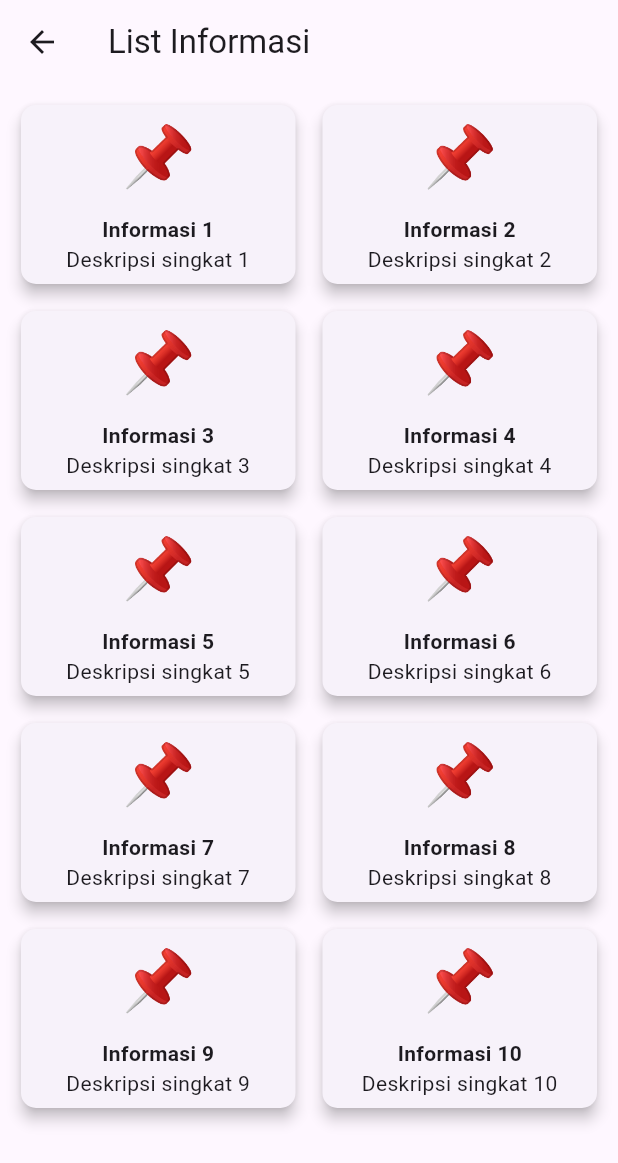
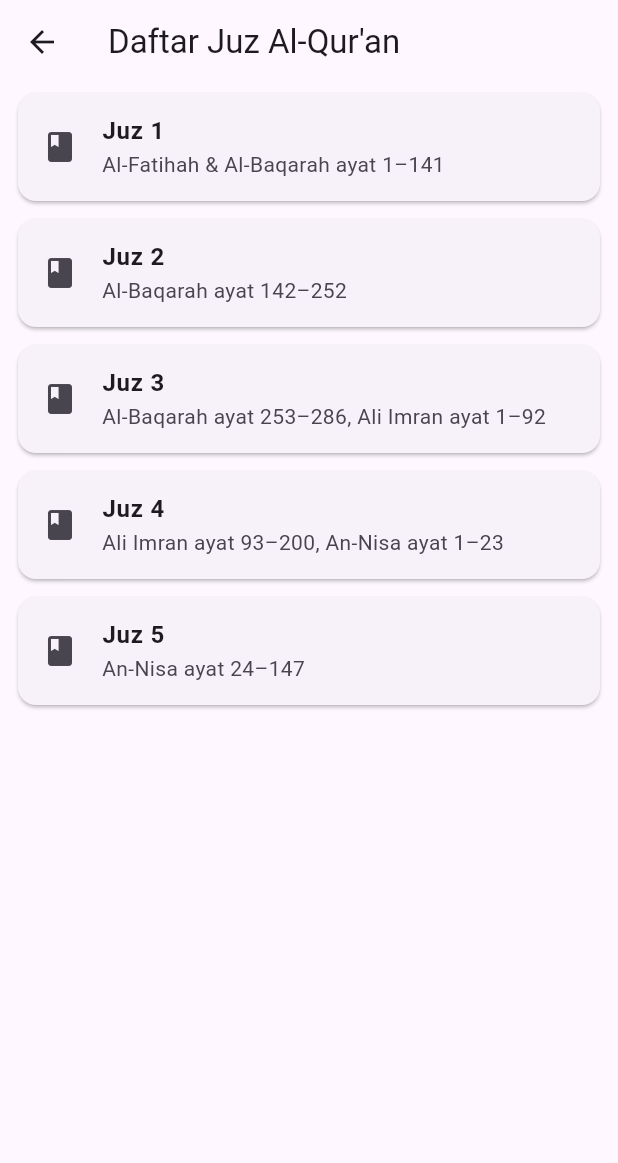
Before and after one commit to Novasf17/UTS-Pemograman-Mobile-2-Neng-Nova-, a Flutter app: the ListInfoScreen screen opened directly, on a phone screen of 412 x 824 dp. Shown: the top 1163 px of the screen. Run offline on Flutter 3.47's test engine with Material 3 defaults, Android fonts, the light colour scheme and no system bars; our stand-ins replace flutter_compass, geolocator.

Commit message:
initial commit

```diff
--- a/lib/screens/list_info_screen.dart
+++ b/lib/screens/list_info_screen.dart
@@ -1,50 +1,70 @@
 import 'package:flutter/material.dart';
 
+class JuzItem {
+  final String title;
+  final String description;
+
+  JuzItem({required this.title, required this.description});
+}
+
 class ListInfoScreen extends StatelessWidget {
-  final List<Map<String, String>> items = List.generate(
-    10,
-        (index) => {
-      'title': 'Informasi ${index + 1}',
-      'subtitle': 'Deskripsi singkat ${index + 1}',
-      'icon': '📌'
-    },
-  );
+  ListInfoScreen({super.key});
 
-  ListInfoScreen({super.key});
+  // Data Juz 1–5 contoh, bisa ditambah sampai Juz 30
+  final List<JuzItem> juzList = [
+    JuzItem(
+        title: "Juz 1",
+        description: "Al-Fatihah & Al-Baqarah ayat 1–141"),
+    JuzItem(
+        title: "Juz 2",
+        description: "Al-Baqarah ayat 142–252"),
+    JuzItem(
+        title: "Juz 3",
+        description: "Al-Baqarah ayat 253–286, Ali Imran ayat 1–92"),
+    JuzItem(
+        title: "Juz 4",
+        description: "Ali Imran ayat 93–200, An-Nisa ayat 1–23"),
+    JuzItem(
+        title: "Juz 5",
+        description: "An-Nisa ayat 24–147"),
+    // Bisa diteruskan sampai Juz 30
+  ];
 
   @override
   Widget build(BuildContext context) {
     return Scaffold(
-      appBar: AppBar(title: const Text('List Informasi')),
-      body: Padding(
-        padding: const EdgeInsets.all(10),
-        child: GridView.builder(
-          itemCount: items.length,
-          gridDelegate: const SliverGridDelegateWithFixedCrossAxisCount(
-            crossAxisCount: 2,
-            crossAxisSpacing: 10,
-            mainAxisSpacing: 10,
-            childAspectRatio: 3/2,
+      appBar: AppBar(
+        title: const Text("Daftar Juz Al-Qur'an"),
       ),
+      body: ListView.builder(
+        itemCount: juzList.length,
         itemBuilder: (context, index) {
-            final item = items[index];
+          final item = juzList[index];
           return Card(
-              elevation: 4,
-              shape: RoundedRectangleBorder(borderRadius: BorderRadius.circular(10)),
-              child: Center(
-                child: Column(
-                  mainAxisAlignment: MainAxisAlignment.center,
-                  children: [
-                    Text(item['icon']!, style: const TextStyle(fontSize: 40)),
-                    const SizedBox(height: 10),
-                    Text(item['title']!, style: const TextStyle(fontWeight: FontWeight.bold)),
-                    Text(item['subtitle']!, textAlign: TextAlign.center),
+            margin: const EdgeInsets.symmetric(horizontal: 12, vertical: 6),
+            child: ListTile(
+              title: Text(item.title, style: const TextStyle(fontWeight: FontWeight.bold)),
+              subtitle: Text(item.description),
+              leading: const Icon(Icons.book),
+              onTap: () {
+                // Bisa ditambah navigasi ke detail Juz
+                showDialog(
+                  context: context,
+                  builder: (context) => AlertDialog(
+                    title: Text(item.title),
+                    content: Text(item.description),
+                    actions: [
+                      TextButton(
+                        onPressed: () => Navigator.pop(context),
+                        child: const Text("Tutup"),
+                      ),
                     ],
-                ),
                   ),
                 );
               },
             ),
+          );
+        },
       ),
     );
   }
```
Lines whose indentation alone changed are shown as unchanged.
